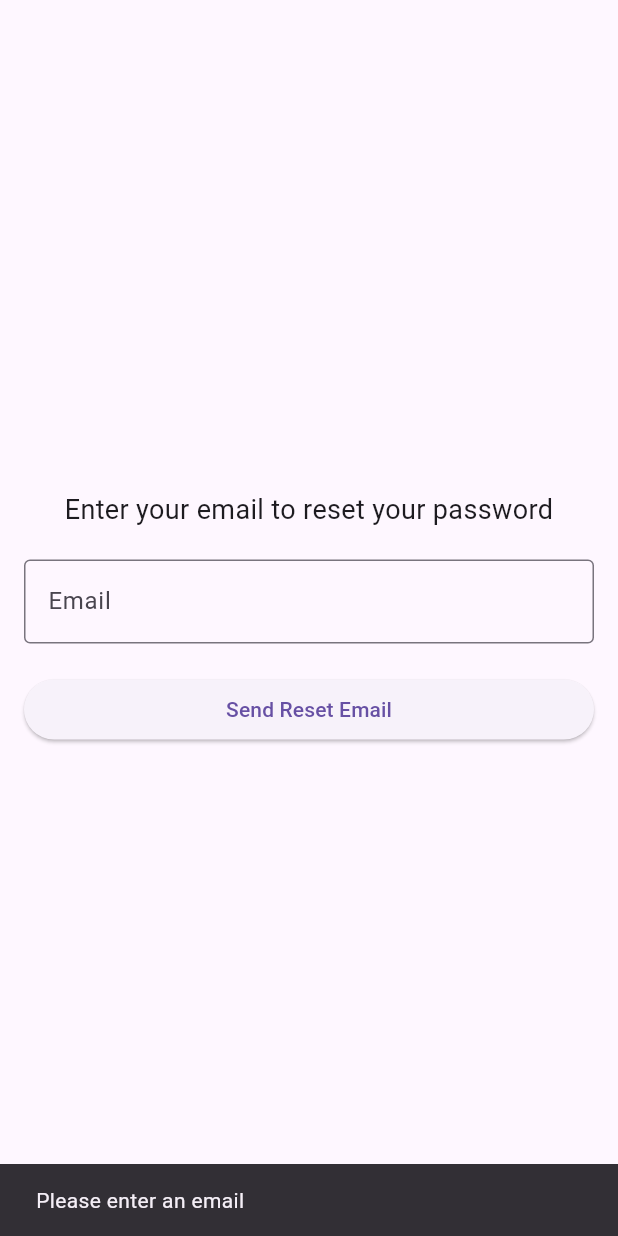
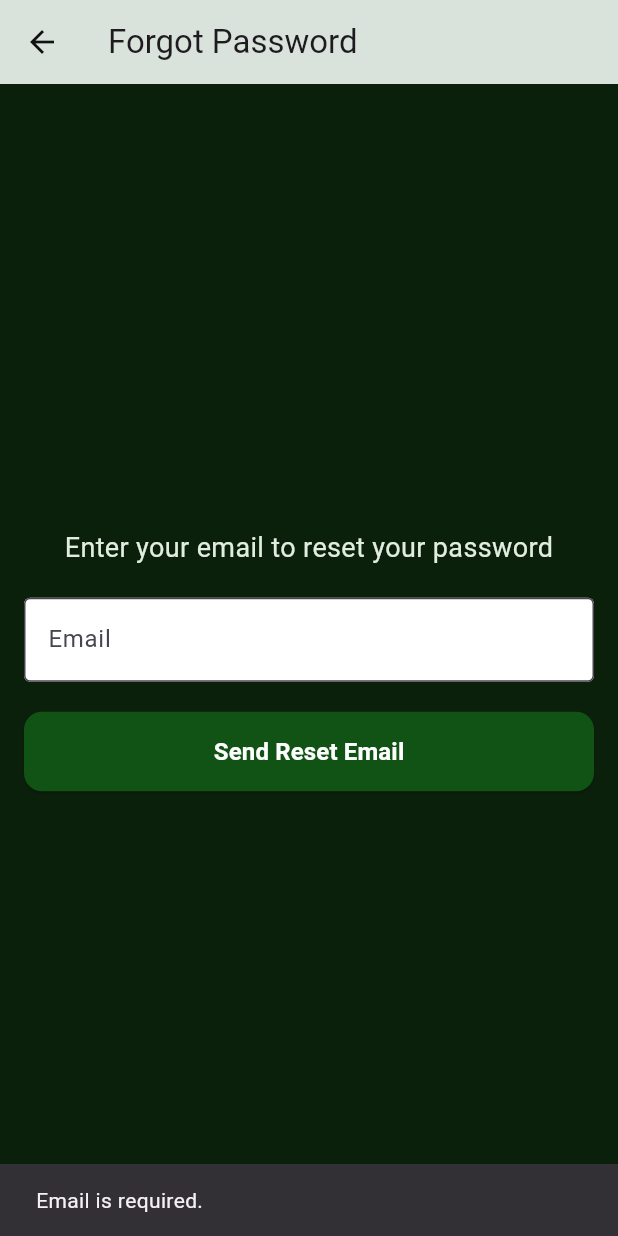
Before and after one commit to dinithiZ/Final-Group-Project, a Flutter app: the ForgotPassword screen opened directly, after a tap on "Send Reset Email", on a phone screen of 412 x 824 dp. Run offline on Flutter 3.47's test engine with Material 3 defaults, Android fonts, the phone set to English and light mode, and no system bars; our stand-ins replace cloud_firestore, firebase_auth, firebase_core, firebase_messaging, flutter_local_notifications, image_picker and 1 more; accounts and stored records are empty.

Commit message:
changed forgotpassword screen

```diff
--- a/lib/screens/forgotpassword.dart
+++ b/lib/screens/forgotpassword.dart
@@ -1,5 +1,6 @@
-import 'package:firebase_auth/firebase_auth.dart';
+import 'package:cassava_healthy_finder/services/auth_services.dart';
 import 'package:flutter/material.dart';
+import 'package:provider/provider.dart';
 
 class ForgotPassword extends StatefulWidget {
   const ForgotPassword({super.key});
@@ -9,11 +10,20 @@ class ForgotPassword extends StatefulWidget {
 }
 
 class _ForgotPasswordState extends State<ForgotPassword> {
+  final TextEditingController _emailController = TextEditingController();
+
   @override
   Widget build(BuildContext context) {
-    final TextEditingController _emailController = TextEditingController();
+    final authService =
+        Provider.of<AuthService>(context); // Use AuthService with Provider
 
     return Scaffold(
+      appBar: AppBar(
+        title: const Text('Forgot Password'),
+        backgroundColor: const Color.fromARGB(255, 218, 227, 219),
+        iconTheme: const IconThemeData(color: Color.fromARGB(255, 17, 17, 17)),
+      ),
+      backgroundColor: const Color.fromARGB(255, 11, 32, 11),
       body: Padding(
         padding: const EdgeInsets.all(16.0),
         child: Column(
@@ -23,7 +33,8 @@ class _ForgotPasswordState extends State<ForgotPassword> {
             const Text(
               "Enter your email to reset your password",
               textAlign: TextAlign.center,
-              style: TextStyle(fontSize: 18),
+              style: TextStyle(
+                  fontSize: 18, color: Color.fromARGB(255, 224, 237, 224)),
             ),
             const SizedBox(height: 20),
             TextField(
@@ -32,23 +43,35 @@ class _ForgotPasswordState extends State<ForgotPassword> {
                 hintText: "Enter Email",
                 labelText: "Email",
                 border: OutlineInputBorder(),
+                filled: true,
+                fillColor: Colors.white,
               ),
             ),
             const SizedBox(height: 20),
             ElevatedButton(
-              onPressed: () {
-                // Handle the password reset logic here
+              onPressed: () async {
                 String email = _emailController.text.trim();
-                if (email.isNotEmpty) {
-                  // Call your method to send a password reset email
-                  resetPassword(email, context);
+                if (email.isEmpty) {
+                  _showSnackBar(context, "Email is required.");
+                } else if (!_isValidEmail(email)) {
+                  _showSnackBar(context, "Please enter a valid email address.");
                 } else {
-                  ScaffoldMessenger.of(context).showSnackBar(
-                    const SnackBar(content: Text("Please enter an email")),
-                  );
+                  await _checkAndSendResetEmail(authService, email, context);
                 }
               },
-              child: const Text("Send Reset Email"),
+              style: ElevatedButton.styleFrom(
+                backgroundColor: const Color.fromARGB(255, 17, 83, 20),
+                padding: const EdgeInsets.symmetric(vertical: 15),
+                shape: RoundedRectangleBorder(
+                    borderRadius: BorderRadius.circular(12)),
+              ),
+              child: const Text(
+                "Send Reset Email",
+                style: TextStyle(
+                    color: Colors.white,
+                    fontWeight: FontWeight.bold,
+                    fontSize: 16),
+              ),
             ),
           ],
         ),
@@ -56,19 +79,57 @@ class _ForgotPasswordState extends State<ForgotPassword> {
     );
   }
 
-  void resetPassword(String email, BuildContext context) {
-    // Implement your password reset logic here (e.g., Firebase or custom backend)
-    // Example for Firebase:
+  bool _isValidEmail(String email) {
+    final emailRegEx = RegExp(r'^[^@]+@[^@]+\.[^@]+');
+    return emailRegEx.hasMatch(email);
+  }
 
-    FirebaseAuth.instance.sendPasswordResetEmail(email: email).then((_) {
-      ScaffoldMessenger.of(context).showSnackBar(
-        const SnackBar(content: Text("Password reset email sent")),
-      );
-    }).catchError((error) {
-      ScaffoldMessenger.of(context).showSnackBar(
-        SnackBar(content: Text(error.toString())),
-      );
-    });
+  Future<void> _checkAndSendResetEmail(
+      AuthService authService, String email, BuildContext context) async {
+    try {
+      bool isRegistered = await authService.isEmailRegistered(email);
+      if (!isRegistered) {
+        _showSnackBar(context, "This email is not registered with us.");
+      } else {
+        await authService.sendPasswordResetEmail(email);
+        _showSuccessDialog(context);
+      }
+    } catch (error) {
+      _showSnackBar(context, "An error occurred. Please try again.");
+    }
+  }
 
+  void _showSnackBar(BuildContext context, String message) {
+    ScaffoldMessenger.of(context)
+        .showSnackBar(SnackBar(content: Text(message)));
+  }
+
+  void _showSuccessDialog(BuildContext context) {
+    showDialog(
+      context: context,
+      builder: (context) => AlertDialog(
+        backgroundColor: const Color.fromARGB(255, 224, 237, 224),
+        title: const Text(
+          'Password Reset Email Sent',
+          style: TextStyle(color: Color.fromARGB(255, 11, 32, 11)),
+        ),
+        content: const Text(
+          'A password reset link has been sent to your email address.',
+          style: TextStyle(color: Color.fromARGB(255, 11, 32, 11)),
+        ),
+        actions: [
+          TextButton(
+            onPressed: () {
+              Navigator.of(context).pop(); // Close dialog
+              Navigator.of(context).pop(); // Go back to previous screen
+            },
+            child: const Text(
+              'OK',
+              style: TextStyle(color: Color.fromARGB(255, 17, 83, 20)),
+            ),
+          ),
+        ],
+      ),
+    );
   }
 }
```
Also changed, not shown: lib/services/auth_services.dart (+25 -7 lines).
